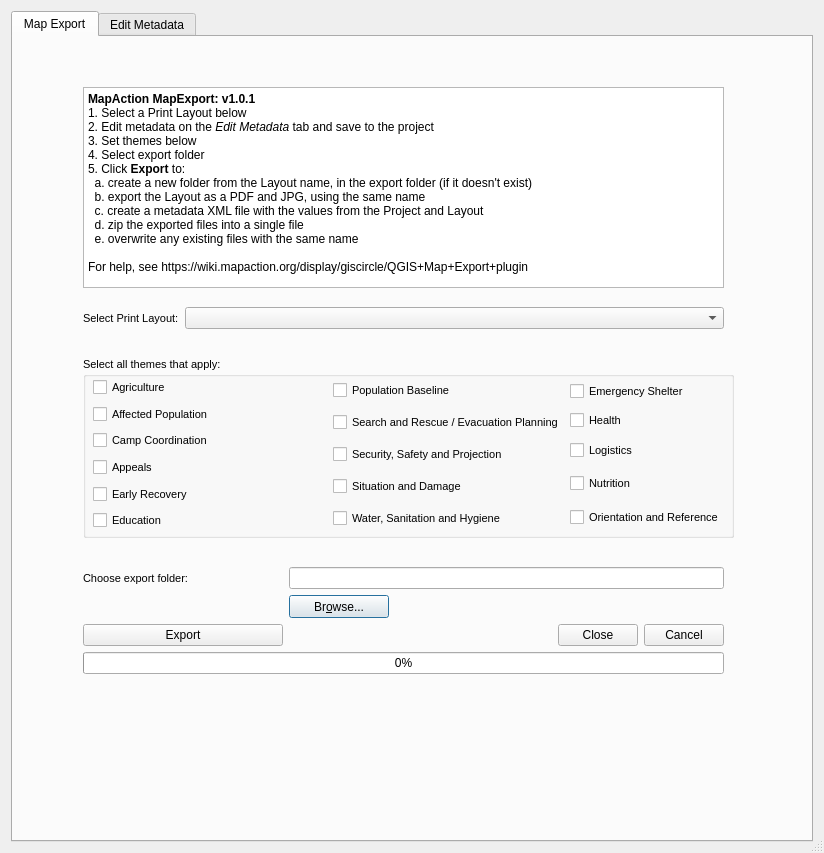
The window that map_export_dialog_base.ui (mapaction/mapexport-qgis3) describes before a commit, drawn with Qt 5.
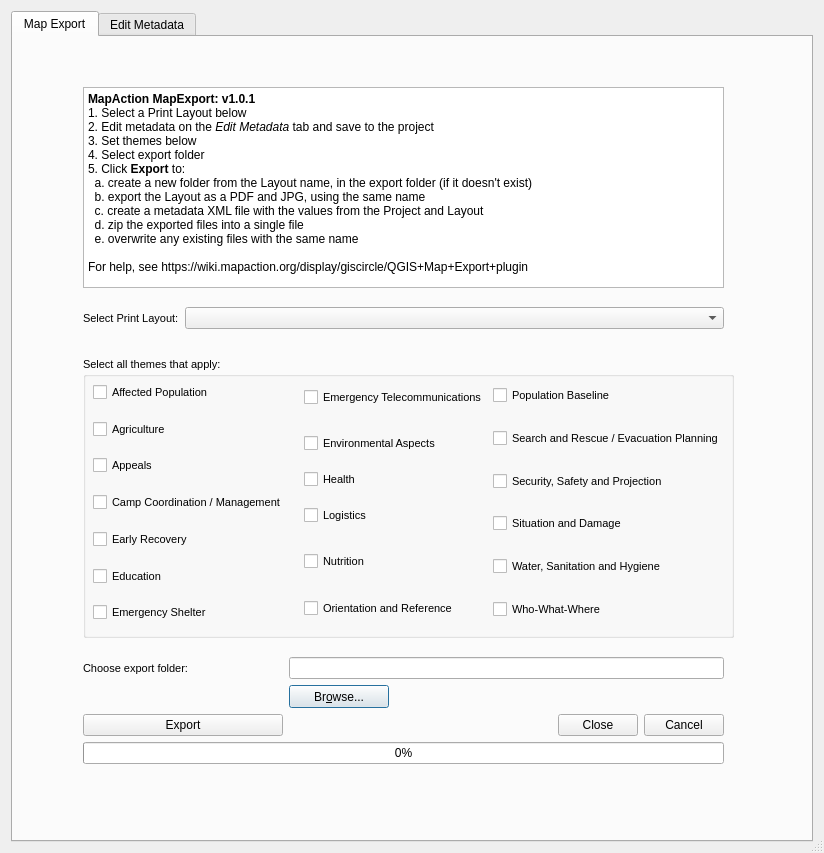
The same window after the commit. Icons and pictures are not drawn. Custom widgets are drawn as their Qt base class.

What changed in the file:
```diff
--- a/map_export_dialog_base.ui
+++ b/map_export_dialog_base.ui
@@ -118,7 +118,7 @@
        <property name="geometry">
         <rect>
          <x>70</x>
-         <y>530</y>
+         <y>620</y>
          <width>641</width>
          <height>141</height>
         </rect>
@@ -254,7 +254,7 @@
          <x>70</x>
          <y>320</y>
          <width>651</width>
-         <height>181</height>
+         <height>281</height>
         </rect>
        </property>
        <property name="sizePolicy">
@@ -280,7 +280,7 @@
           <x>10</x>
           <y>20</y>
           <width>631</width>
-          <height>154</height>
+          <height>251</height>
          </rect>
         </property>
         <layout class="QHBoxLayout" name="horizontalLayout_3">
@@ -289,19 +289,6 @@
            <property name="sizeConstraint">
             <enum>QLayout::SetMinimumSize</enum>
            </property>
-           <item>
-            <widget class="QCheckBox" name="agriculture">
-             <property name="sizePolicy">
-              <sizepolicy hsizetype="MinimumExpanding" vsizetype="Minimum">
-               <horstretch>0</horstretch>
-               <verstretch>0</verstretch>
-              </sizepolicy>
-             </property>
-             <property name="text">
-              <string>Agriculture</string>
-             </property>
-            </widget>
-           </item>
            <item>
             <widget class="QCheckBox" name="affPopulation">
              <property name="enabled">
@@ -319,15 +306,15 @@
             </widget>
            </item>
            <item>
-            <widget class="QCheckBox" name="campCoordination">
+            <widget class="QCheckBox" name="agriculture">
              <property name="sizePolicy">
-              <sizepolicy hsizetype="Minimum" vsizetype="Minimum">
+              <sizepolicy hsizetype="MinimumExpanding" vsizetype="Minimum">
                <horstretch>0</horstretch>
                <verstretch>0</verstretch>
               </sizepolicy>
              </property>
              <property name="text">
-              <string>Camp Coordination</string>
+              <string>Agriculture</string>
              </property>
             </widget>
            </item>
@@ -344,6 +331,19 @@
              </property>
             </widget>
            </item>
+           <item>
+            <widget class="QCheckBox" name="campCoordination">
+             <property name="sizePolicy">
+              <sizepolicy hsizetype="Minimum" vsizetype="Minimum">
+               <horstretch>0</horstretch>
+               <verstretch>0</verstretch>
+              </sizepolicy>
+             </property>
+             <property name="text">
+              <string>Camp Coordination / Management</string>
+             </property>
+            </widget>
+           </item>
            <item>
             <widget class="QCheckBox" name="earlyRecovery">
              <property name="sizePolicy">
@@ -370,6 +370,19 @@
              </property>
             </widget>
            </item>
+           <item>
+            <widget class="QCheckBox" name="shelter">
+             <property name="sizePolicy">
+              <sizepolicy hsizetype="Minimum" vsizetype="Minimum">
+               <horstretch>0</horstretch>
+               <verstretch>0</verstretch>
+              </sizepolicy>
+             </property>
+             <property name="text">
+              <string>Emergency Shelter</string>
+             </property>
+            </widget>
+           </item>
           </layout>
          </item>
          <item>
@@ -378,6 +391,85 @@
             <enum>QLayout::SetMinimumSize</enum>
            </property>
            <item>
+            <widget class="QCheckBox" name="comms">
+             <property name="sizePolicy">
+              <sizepolicy hsizetype="Minimum" vsizetype="Minimum">
+               <horstretch>0</horstretch>
+               <verstretch>0</verstretch>
+              </sizepolicy>
+             </property>
+             <property name="text">
+              <string>Emergency Telecommunications</string>
+             </property>
+            </widget>
+           </item>
+           <item>
+            <widget class="QCheckBox" name="envAspects">
+             <property name="sizePolicy">
+              <sizepolicy hsizetype="Minimum" vsizetype="Minimum">
+               <horstretch>0</horstretch>
+               <verstretch>0</verstretch>
+              </sizepolicy>
+             </property>
+             <property name="text">
+              <string>Environmental Aspects</string>
+             </property>
+            </widget>
+           </item>
+           <item>
+            <widget class="QCheckBox" name="health">
+             <property name="text">
+              <string>Health</string>
+             </property>
+            </widget>
+           </item>
+           <item>
+            <widget class="QCheckBox" name="logistics">
+             <property name="sizePolicy">
+              <sizepolicy hsizetype="Minimum" vsizetype="Minimum">
+               <horstretch>0</horstretch>
+               <verstretch>0</verstretch>
+              </sizepolicy>
+             </property>
+             <property name="text">
+              <string>Logistics</string>
+             </property>
+            </widget>
+           </item>
+           <item>
+            <widget class="QCheckBox" name="nutrition">
+             <property name="sizePolicy">
+              <sizepolicy hsizetype="Minimum" vsizetype="Minimum">
+               <horstretch>0</horstretch>
+               <verstretch>0</verstretch>
+              </sizepolicy>
+             </property>
+             <property name="text">
+              <string>Nutrition</string>
+             </property>
+            </widget>
+           </item>
+           <item>
+            <widget class="QCheckBox" name="orientationReference">
+             <property name="sizePolicy">
+              <sizepolicy hsizetype="Minimum" vsizetype="Minimum">
+               <horstretch>0</horstretch>
+               <verstretch>0</verstretch>
+              </sizepolicy>
+             </property>
+             <property name="text">
+              <string>Orientation and Reference</string>
+             </property>
+            </widget>
+           </item>
+          </layout>
+         </item>
+         <item>
+          <layout class="QVBoxLayout" name="verticalLayout_3">
+           <property name="sizeConstraint">
+            <enum>QLayout::SetMinimumSize</enum>
+           </property>
+           <item>
             <widget class="QCheckBox" name="popBaseline">
              <property name="sizePolicy">
               <sizepolicy hsizetype="Minimum" vsizetype="Minimum">
@@ -442,15 +534,8 @@
              </property>
             </widget>
            </item>
-          </layout>
-         </item>
-         <item>
-          <layout class="QVBoxLayout" name="verticalLayout_3">
-           <property name="sizeConstraint">
-            <enum>QLayout::SetMinimumSize</enum>
-           </property>
            <item>
-            <widget class="QCheckBox" name="shelter">
+            <widget class="QCheckBox" name="www">
              <property name="sizePolicy">
               <sizepolicy hsizetype="Minimum" vsizetype="Minimum">
                <horstretch>0</horstretch>
@@ -458,53 +543,7 @@
               </sizepolicy>
              </property>
              <property name="text">
-              <string>Emergency Shelter</string>
-             </property>
-            </widget>
-           </item>
-           <item>
-            <widget class="QCheckBox" name="health">
-             <property name="text">
-              <string>Health</string>
-             </property>
-            </widget>
-           </item>
-           <item>
-            <widget class="QCheckBox" name="logistics">
-             <property name="sizePolicy">
-              <sizepolicy hsizetype="Minimum" vsizetype="Minimum">
-               <horstretch>0</horstretch>
-               <verstretch>0</verstretch>
-              </sizepolicy>
-             </property>
-             <property name="text">
-              <string>Logistics</string>
-             </property>
-            </widget>
-           </item>
-           <item>
-            <widget class="QCheckBox" name="nutrition">
-             <property name="sizePolicy">
-              <sizepolicy hsizetype="Minimum" vsizetype="Minimum">
-               <horstretch>0</horstretch>
-               <verstretch>0</verstretch>
-              </sizepolicy>
-             </property>
-             <property name="text">
-              <string>Nutrition</string>
-             </property>
-            </widget>
-           </item>
-           <item>
-            <widget class="QCheckBox" name="orientationReference">
-             <property name="sizePolicy">
-              <sizepolicy hsizetype="Minimum" vsizetype="Minimum">
-               <horstretch>0</horstretch>
-               <verstretch>0</verstretch>
-              </sizepolicy>
-             </property>
-             <property name="text">
-              <string>Orientation and Reference</string>
+              <string>Who-What-Where</string>
              </property>
             </widget>
            </item>
```
Left out of the diff: 2 changed lines with no effect on the pictures.
